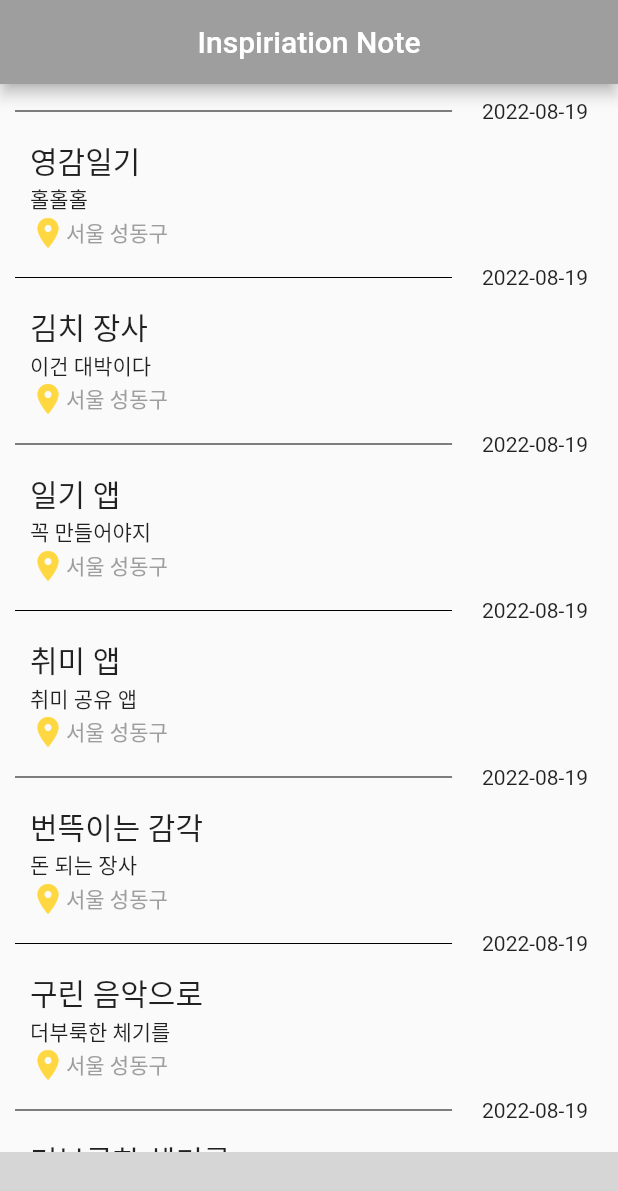
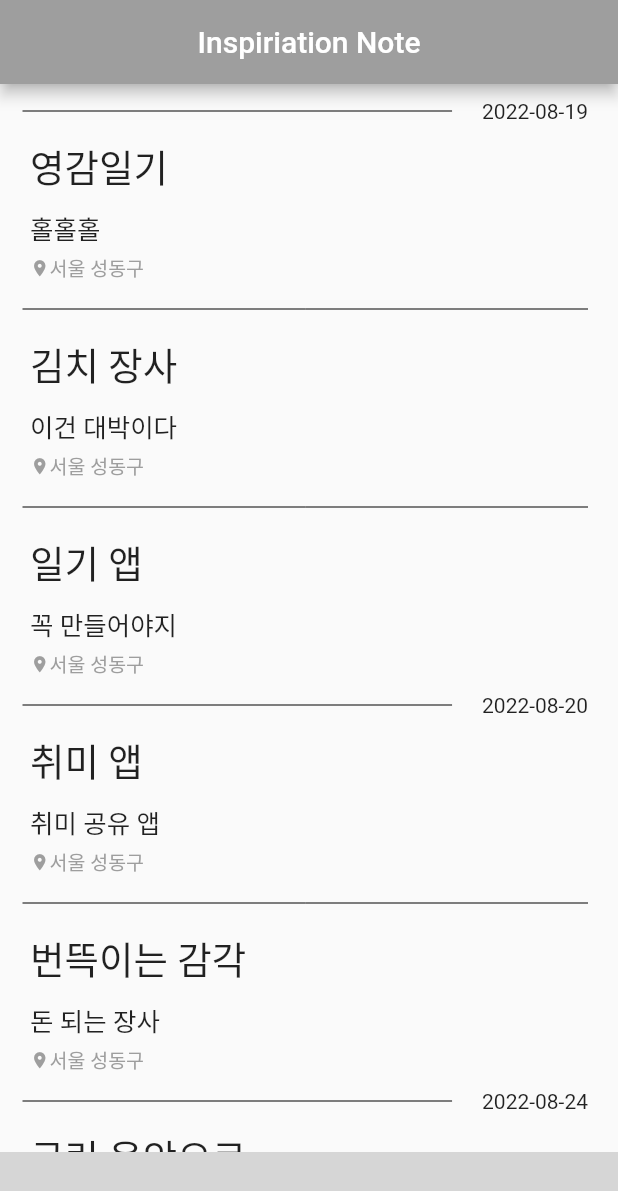
Before and after one commit to RootPark/InsNote, a Flutter app: the screen it shows after launch, on a phone screen of 412 x 824 dp. Shown: the top 1191 px of the screen. Run offline on Flutter 3.47's test engine with Material 2 defaults, Android fonts, the phone set to English and light mode, and no system bars; missing offline and left inert: bottom_bar_with_sheet; statements that could not run were skipped; grey boxes are pictures that could not be loaded.

Commit message:
날짜 합쳐서 보여주기

```diff
--- a/ins_note/lib/feed_page.dart
+++ b/ins_note/lib/feed_page.dart
@@ -44,10 +44,10 @@ class _FeedPageState extends State<FeedPage> {
     '2022-08-19',
     '2022-08-19',
     '2022-08-19',
-    '2022-08-19',
-    '2022-08-19',
-    '2022-08-19',
-    '2022-08-19'
+    '2022-08-20',
+    '2022-08-20',
+    '2022-08-24',
+    '2022-08-29'
   ];
 
   final List<Feed> feedData = List.generate(feedLocation.length, (index) =>
@@ -64,17 +64,20 @@ class _FeedPageState extends State<FeedPage> {
               Row(children: <Widget>[
                 Expanded(
                   child: Container(
-                    margin: EdgeInsets.only(left: 10.0, right: 20.0),
+                    margin: EdgeInsets.only(left: 15.0, right: 20.0),
                     child: Divider(
                       color: Colors.black,
                       height: 36,
                     )
                   ),
                 ),
-                Padding(
+                Visibility(
+                  visible: index == 0 || feedData[index].date != feedData[index-1].date,
+                  child: Padding(
                     padding: EdgeInsets.only(right: 20),
                     child: Text(feedData[index].date)
                   ),
+                )
               ]),
               Row (children: <Widget>[
                 Container(
@@ -82,23 +85,36 @@ class _FeedPageState extends State<FeedPage> {
                   child: Column(
                     crossAxisAlignment: CrossAxisAlignment.start,
                     children: <Widget>[
-                      Text(
+                      Padding(
+                        padding: EdgeInsets.only(bottom: 10),
+                        child: Text(
                           feedData[index].title,
-                        style: TextStyle(fontSize: 20)
+                          style: TextStyle(fontSize: 25)
+                        )
+                      ),
+                      Padding(
+                        padding: EdgeInsets.only(right: 20, bottom: 5),
+                        child: Text(
+                          feedData[index].content,
+                          style: TextStyle(fontSize: 17)
+                        )
+                      ),
+                      Padding(
+                        padding: EdgeInsets.only(right: 20),
+                        child: Row(
+                          children: [
+                            Icon(
+                              Icons.place,
+                              color: Colors.grey,
+                              size: 13,
                             ),
                             Text(
-                        feedData[index].content,
-                      ),
-                      Row(
-                        children: [
-                          Icon(Icons.place),
-                          Text(
                               feedData[index].location,
-                            style: TextStyle(color: Colors.grey)
+                              style: TextStyle(color: Colors.grey, fontSize: 13)
                             )
                           ],
+                        )
                       ),
-
                     ],
                   )
                 )
```
Lines whose indentation alone changed are shown as unchanged.
